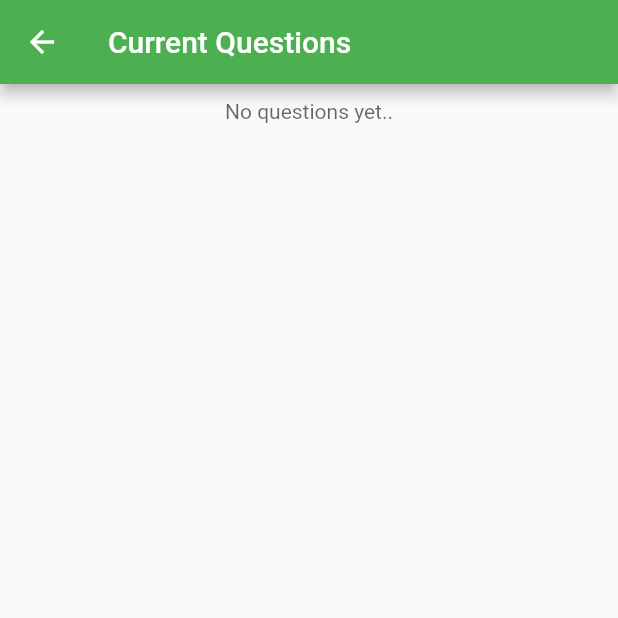
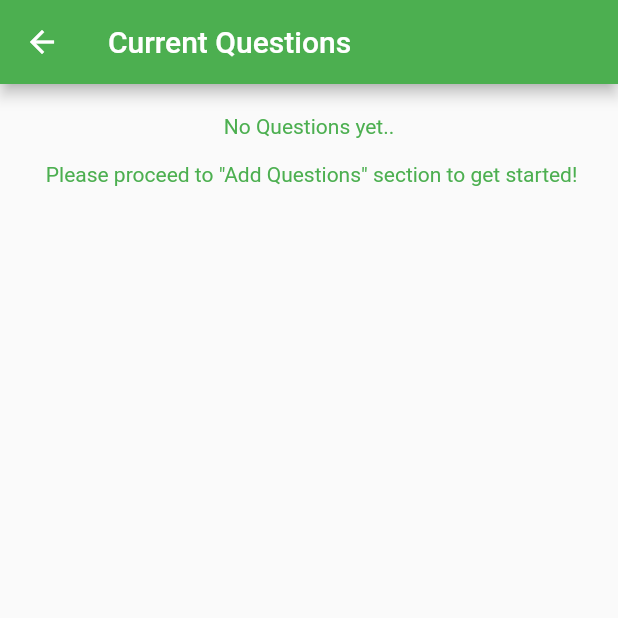
Before and after one commit to SasithaLY/word_quest, a Flutter app: the ViewQuestions screen opened directly, on a phone screen of 412 x 824 dp, the top half of it. Run offline on Flutter 3.47's test engine with Material 2 defaults, Android fonts, the phone set to English and light mode, and no system bars; our stand-ins replace cloud_firestore, firebase_auth, firebase_core, flutter_native_splash, flutter_signin_button, google_sign_in; missing offline and left inert: animated_button; accounts and stored records are empty.

Commit message:
Minor Updated done to the Admin Panel.

```diff
--- a/lib/adminPanel/viewQuestions.dart
+++ b/lib/adminPanel/viewQuestions.dart
@@ -81,39 +81,43 @@ class _ViewQuestionsState extends State<ViewQuestions> {
                                       fontWeight: FontWeight.bold),
                                 ),
                               ),
+                              ListBody(
+                                children: [
                                   Padding(
-                                padding: const EdgeInsets.all(10.0),
+                                      padding: const EdgeInsets.fromLTRB(20, 10, 10, 10),
                                       child: Text(
                                         i['data']['correctAnswer'],
                                         textAlign: TextAlign.left,
                                         style: TextStyle(
-                                    color: Colors.black.withOpacity(0.6),
-                                  ),
-                                ),
-                              ),
+                                            color:
+                                                Colors.black.withOpacity(0.6),
+                                        fontWeight: FontWeight.bold),
+                                      )),
                                   Padding(
-                                padding: const EdgeInsets.all(10.0),
+                                      padding: const EdgeInsets.fromLTRB(20, 10, 10, 10),
                                       child: Text(
                                         i['data']['answer2'],
                                         style: TextStyle(
-                                      color: Colors.black.withOpacity(0.6)),
-                                ),
-                              ),
+                                            color:
+                                                Colors.black.withOpacity(0.6)),
+                                      )),
                                   Padding(
-                                padding: const EdgeInsets.all(10.0),
+                                      padding: const EdgeInsets.fromLTRB(20, 10, 10, 10),
                                       child: Text(
                                         i['data']['answer3'],
                                         style: TextStyle(
-                                      color: Colors.black.withOpacity(0.6)),
-                                ),
-                              ),
+                                            color:
+                                                Colors.black.withOpacity(0.6)),
+                                      )),
                                   Padding(
-                                padding: const EdgeInsets.all(10.0),
+                                      padding: const EdgeInsets.fromLTRB(20, 10, 10, 10),
                                       child: Text(
                                         i['data']['answer4'],
                                         style: TextStyle(
-                                      color: Colors.black.withOpacity(0.6)),
-                                ),
+                                            color:
+                                                Colors.black.withOpacity(0.6)),
+                                      )),
+                                ],
                               ),
                               ButtonBar(
                                 alignment: MainAxisAlignment.end,
@@ -135,7 +139,7 @@ class _ViewQuestionsState extends State<ViewQuestions> {
                                       context: context,
                                       builder: (BuildContext context) =>
                                           AlertDialog(
-                                        title: const Text('Are yor sure?'),
+                                        title: const Text('Are you sure?'),
                                         content: const Text(
                                             'You will be not able to recover this data.'),
                                         actions: <Widget>[
@@ -170,10 +174,11 @@ class _ViewQuestionsState extends State<ViewQuestions> {
                     )
                 else
                   Padding(
-                    padding: const EdgeInsets.all(10.0),
+                    padding: const EdgeInsets.fromLTRB(10, 20, 10, 20),
                     child: Text(
-                      'No questions yet..',
-                      style: TextStyle(color: Colors.black.withOpacity(0.6)),
+                      'No Questions yet..\n\n Please proceed to "Add Questions" section to get started!',
+                      textAlign: TextAlign.center,
+                      style: TextStyle(color: Colors.green),
                     ),
                   ),
               ],
```
Also changed, not shown: lib/adminPanel/addQuestions.dart (+7 -2 lines), lib/adminPanel/adminPanel.dart (+18 -3 lines), lib/adminPanel/updateQuestion.dart (+6 -1 lines). Lines whose indentation alone changed are shown as unchanged.
